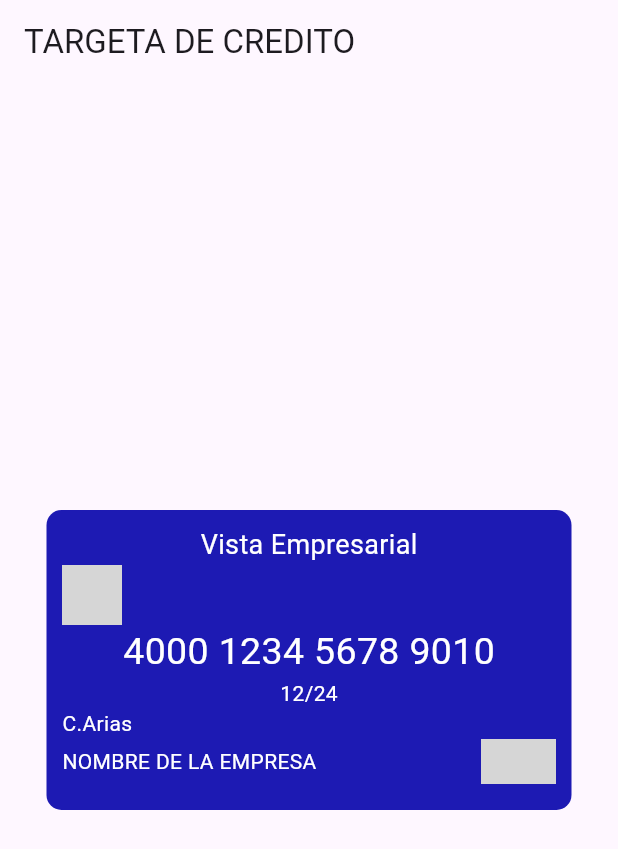
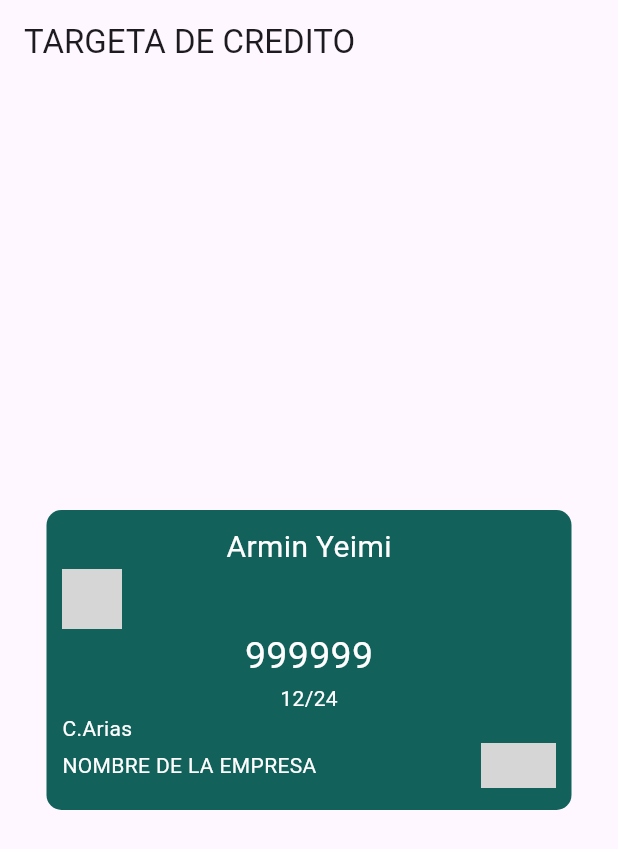
Before and after one commit to davidakeprott/FlutterPersonalZzz, a Flutter app: the screen it shows after launch, after a tap on "Ver Tarjeta", on a phone screen of 412 x 824 dp. Shown: the top 849 px of the screen. Run offline on Flutter 3.47's test engine with Material 3 defaults, Android fonts, the phone set to English and light mode, and no system bars; network calls fail; grey boxes are pictures that could not be loaded.

Commit message:
uso de entidades

```diff
--- /dev/null
+++ b/lib/Core/data/models/CardModel.dart
@@ -0,0 +1,29 @@
+
+
+import 'package:bhm_app/Core/domain/entities/Card.dart';
+
+class CardModel {
+  final String cardOwner;
+  final String cardNumber;
+  final String logo;
+  final String cardDate;
+  final int ccv;
+
+  CardModel(
+      {required this.cardOwner,
+      required this.cardNumber,
+      required this.logo,
+      required this.cardDate,
+      required this.ccv});
+
+  factory CardModel.fromEntity(Cartita cartita) {
+    return CardModel(
+        cardOwner: cartita.cardOwner,
+        cardNumber: cartita.cardNumber,
+        logo: cartita.logo,
+        cardDate: cartita.cardDate,
+        ccv: 0);
+  }
+
+  void get() {}
+}
--- /dev/null
+++ b/lib/Core/data/models/UserModel.dart
@@ -0,0 +1,29 @@
+import 'package:bhm_app/Core/domain/entities/User.dart';
+
+class UserModel {
+  /*Atributos*/
+  final String name;
+  final String telephone;
+  final String email;
+  final String password;
+
+  //constructor
+  UserModel(
+      {required this.name,
+      required this.telephone,
+      required this.email,
+      required this.password});
+
+  factory UserModel.fromEntity(User user) {
+    return UserModel(
+        name: user.name,
+        telephone: user.telephone,
+        email: user.email,
+        password: user.password);
+  }
+
+
+  void get(){
+
+  }
+}
--- a/lib/Core/presentation/widgets/widgetOneCard..dart
+++ b/lib/Core/presentation/widgets/widgetOneCard..dart
@@ -1,12 +1,24 @@
+import 'package:bhm_app/Core/data/models/UserModel.dart';
+import 'package:bhm_app/Core/data/models/cardModel.dart';
+import 'package:bhm_app/Core/domain/entities/User.dart';
+//import 'package:bhm_app/Core/domain/entities/card.dart';
+import 'package:bhm_app/Core/domain/entities/Card.dart';
+
 import 'package:flutter/material.dart';
 
 Widget widgetOneCard() {
+  final User user = User(
+      name: 'Armin Yeimi',
+      telephone: '9999999',
+      email: 'das@gmail.com',
+      password: '0000',);
+
+
+  final UserModel usermodel= UserModel.fromEntity(user);
+
   return Column(
     children: [
-      const Text(
-        'Vista Empresarial',
-        style: TextStyle(color: Colors.white, fontSize: 18),
-      ),
+       Text(usermodel.name, style: const TextStyle(fontSize: 20, color: Colors.white),),
       Row(
         children: [
           SizedBox(
@@ -21,13 +33,22 @@ Widget widgetOneCard() {
 }
 
 Widget widgetTwoCard() {
-  return const Column(
+
+  final Cartita carta= Cartita(
+    cardOwner: 'C.Alias',
+    cardNumber:'999999',
+    logo:'logo.png',
+    cardDate:'12/02/24',
+  );
+
+  final CardModel cardModel = CardModel.fromEntity(carta);
+  return  Column(
     mainAxisAlignment: MainAxisAlignment.center,
     children: [
-      Text('4000 1234 5678 9010',
+      Text(cardModel.cardNumber,
           style: TextStyle(color: Colors.white, fontSize: 25)),
-      Text('12/24', style: TextStyle(color: Colors.white, fontSize: 14)),
-      Row(
+     const  Text('12/24', style: TextStyle(color: Colors.white, fontSize: 14)),
+     const  Row(
         mainAxisAlignment: MainAxisAlignment.spaceBetween,
         children: [
           Text('C.Arias', style: TextStyle(color: Colors.white, fontSize: 14))
--- a/lib/TarjetaCredito.dart
+++ b/lib/TarjetaCredito.dart
@@ -8,7 +8,7 @@ class TarjetaCredito extends StatelessWidget {
 
   @override
   Widget build(BuildContext context) {
-    return MaterialApp(
+    return const MaterialApp(
       home: Tarjeta(),
     );
   }
@@ -28,9 +28,9 @@ class Tarjeta extends StatelessWidget {
           width: 350,
           height: 200,
           alignment: Alignment.center,
-          padding: EdgeInsets.all(10.5),
+          padding: const EdgeInsets.all(10.5),
           decoration: BoxDecoration(
-            color: Color.fromARGB(255, 29, 26, 179),
+            color:Color.fromARGB(255, 18, 97, 90),
             borderRadius: BorderRadius.circular(10.0)
           ),
           child: Column(
--- a/lib/main.dart
+++ b/lib/main.dart
@@ -12,8 +12,8 @@ class MyApp extends StatelessWidget {
 
   @override
   Widget build(BuildContext context) {
-    return MaterialApp(
-      home: const Btn(),
+    return const MaterialApp(
+      home:  Btn(),
     );
   }
 }
```
Also changed, not shown: lib/Core/domain/entities/Card.dart (added, +12 -0 lines), lib/Core/domain/entities/User.dart (added, +14 -0 lines), lib/Core/presentation/widgets/widgets_menu_onfi.dart (+11 -11 lines).
